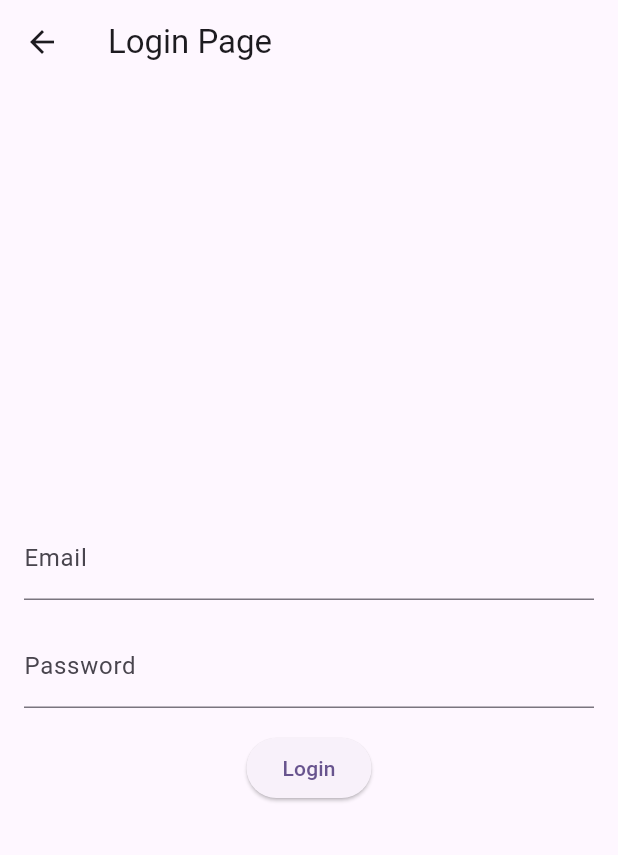
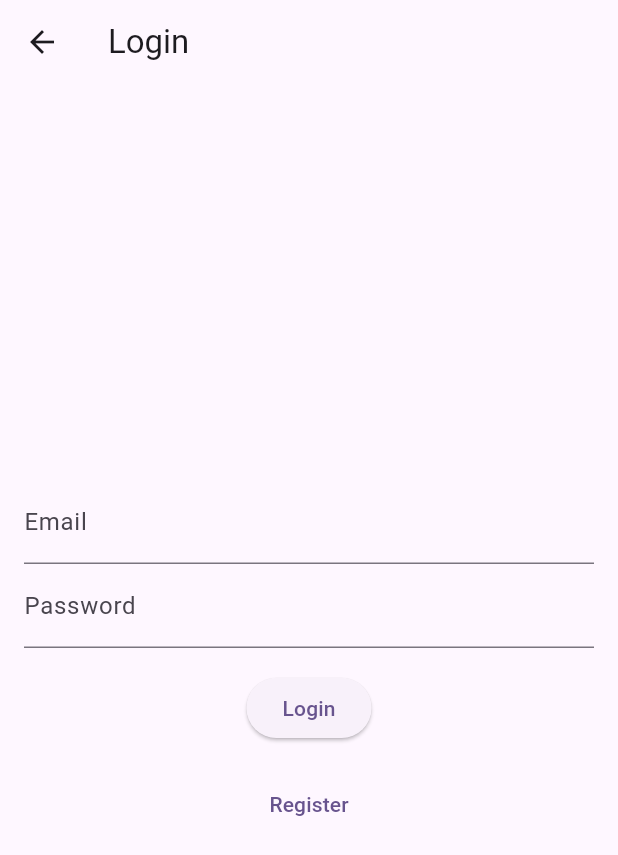
Before and after one commit to gunavault/Simple_Flutter_CRUD_Login, a Flutter app: the LoginPage screen opened directly, after a tap on "Login", on a phone screen of 412 x 824 dp. Shown: the top 855 px of the screen. Run offline on Flutter 3.47's test engine with Material 2 defaults, Android fonts, the phone set to English and light mode, and no system bars; network calls fail.

Commit message:
add login and registration

```diff
--- a/lib/loginpage.dart
+++ b/lib/loginpage.dart
@@ -1,120 +1,24 @@
-
 import 'dart:convert';
-import 'package:flutter/material.dart';
 import 'package:http/http.dart' as http;
 
-class LoginPage extends StatefulWidget {
-  @override
-  _LoginPageState createState() => _LoginPageState();
-}
+Future<String> loginUser(String email, String password) async {
+  final response = await http.post(
+    Uri.parse('http://192.168.0.104/flutterapi/crudflutter/login.php'),
+    body: {
+      'email': email,
+      'password': password,
+    },
+  );
+  print(response.body);
 
-class _LoginPageState extends State<LoginPage> {
-  TextEditingController _emailController = TextEditingController();
-  TextEditingController _passwordController = TextEditingController();
-
-  Future<void> _login() async {
-    final String apiUrl = 'http://192.168.0.104/flutterapi/crudflutter/login.php';
-
-    final response = await http.post(Uri.parse(apiUrl), body: {
-      'email': _emailController.text,
-      'password': _passwordController.text,
-    });
-
-    if (response.statusCode == 200) {
-        final responseData = jsonDecode(response.body);
-
-      if (responseData['success'] == true) {
-        // Authentication successful, navigate to the next screen
-        // Replace `NextScreen` with the desired screen after login
-        Navigator.pushReplacement(
-          context,
-          MaterialPageRoute(builder: (context) => NextScreen()),
-        );
-      } else {
-        // Authentication failed, show an error message
-        showDialog(
-          context: context,
-          builder: (BuildContext context) {
-            return AlertDialog(
-              title: Text('Login Failed'),
-              content: Text(responseData['message']),
-              actions: [
-                TextButton(
-                  child: Text('OK'),
-                  onPressed: () => Navigator.pop(context),
-                ),
-              ],
-            );
-          },
-        );
-      }
+  if (response.statusCode == 200) {
+    final data = jsonDecode(response.body);
+    if (data == 'Success') {
+      return 'Success';
     } else {
-      // HTTP request failed, show an error message
-      showDialog(
-        context: context,
-        builder: (BuildContext context) {
-          return AlertDialog(
-            title: Text('Error'),
-            content: Text('Failed to connect to the server.'),
-            actions: [
-              TextButton(
-                child: Text('OK'),
-                onPressed: () => Navigator.pop(context),
-              ),
-            ],
-          );
-        },
-      );
+      return 'Error';
     }
-  }
-
-  @override
-  Widget build(BuildContext context) {
-    return Scaffold(
-      appBar: AppBar(
-        title: Text('Login Page'),
-      ),
-      body: Padding(
-        padding: EdgeInsets.all(16.0),
-        child: Column(
-          mainAxisAlignment: MainAxisAlignment.center,
-          children: [
-            TextField(
-              controller: _emailController,
-              decoration: InputDecoration(
-                labelText: 'Email',
-              ),
-            ),
-            SizedBox(height: 16.0),
-            TextField(
-              controller: _passwordController,
-              obscureText: true,
-              decoration: InputDecoration(
-                labelText: 'Password',
-              ),
-            ),
-            SizedBox(height: 16.0),
-            ElevatedButton(
-              onPressed: _login,
-              child: Text('Login'),
-            ),
-          ],
-        ),
-      ),
-    );
+  } else {
+    throw Exception('Failed to connect to server');
   }
 }
-
-class NextScreen extends StatelessWidget {
-  @override
-  Widget build(BuildContext context) {
-    return Scaffold(
-      appBar: AppBar(
-        title: Text('Next Screen'),
-      ),
-      body: Center(
-        child: Text('Welcome!'),
-      ),
-    );
-  }
-}
--- a/lib/main.dart
+++ b/lib/main.dart
@@ -1,5 +1,7 @@
 import 'package:flutter/material.dart';
 import 'package:flutter_crud/homepage.dart';
+import 'package:flutter_crud/loginpage.dart';
+import 'registrationpage.dart';
 
 void main() {
   runApp(const MyApp());
@@ -14,11 +16,106 @@ class MyApp extends StatelessWidget {
     return MaterialApp(
       title: 'Flutter Demo',
       theme: ThemeData(
-
         colorScheme: ColorScheme.fromSeed(seedColor: Colors.deepPurple),
         useMaterial3: true,
       ),
-      home: const HomePage(),
+      home: LoginPage(),
     );
   }
 }
+
+class LoginPage extends StatefulWidget {
+  const LoginPage({super.key});
+
+  @override
+  _LoginPageState createState() => _LoginPageState();
+}
+
+class _LoginPageState extends State<LoginPage> {
+  final _emailController = TextEditingController();
+  final _passwordController = TextEditingController();
+
+  @override
+  Widget build(BuildContext context) {
+    return Scaffold(
+      appBar: AppBar(
+        title: const Text('Login'),
+      ),
+      body: Padding(
+        padding: const EdgeInsets.all(16.0),
+        child: Column(
+          mainAxisAlignment: MainAxisAlignment.center,
+          children: [
+            TextField(
+              controller: _emailController,
+              decoration: const InputDecoration(
+                labelText: 'Email',
+              ),
+            ),
+            TextField(
+              controller: _passwordController,
+              decoration: const InputDecoration(
+                labelText: 'Password',
+              ),
+              obscureText: true,
+            ),
+            const SizedBox(height: 16.0),
+            ElevatedButton(
+              onPressed: () async {
+                final email = _emailController.text;
+                final password = _passwordController.text;
+                final result = await loginUser(email, password);
+                if (result == 'Success') {
+                 showDialog(
+          context: context,
+          builder: (context) => AlertDialog(
+            title: const Text('Login Success'),
+            content: const Text('Your Login was successful!'),
+            actions: [
+              TextButton(
+                onPressed: () {
+                  Navigator.pop(context); // Close the dialog
+                  Navigator.push(
+                    context,
+                    MaterialPageRoute(builder: (context) => const HomePage()),
+                  ); // Navigate back to LoginPage
+                },
+                child: const Text('OK'),
+              ),
+            ],
+          ),
+        );
+                } else {
+                  showDialog(
+                    context: context,
+                    builder: (context) => AlertDialog(
+                      title: const Text('Error'),
+                      content: const Text('Invalid email or password'),
+                      actions: [
+                        TextButton(
+                          onPressed: () => Navigator.pop(context),
+                          child: const Text('OK'),
+                        ),
+                      ],
+                    ),
+                  );
+                }
+              },
+              child: const Text('Login'),
+            ),
+            const SizedBox(height: 16.0),
+            TextButton(
+              onPressed: () {
+                Navigator.push(
+                  context,
+                  MaterialPageRoute(builder: (context) => const RegistrationPage()),
+                );
+              },
+              child: const Text('Register'),
+            ),
+          ],
+        ),
+      ),
+    );
+  }
+}
```
Also changed, not shown: lib/registrationpage.dart (added, +95 -0 lines).
